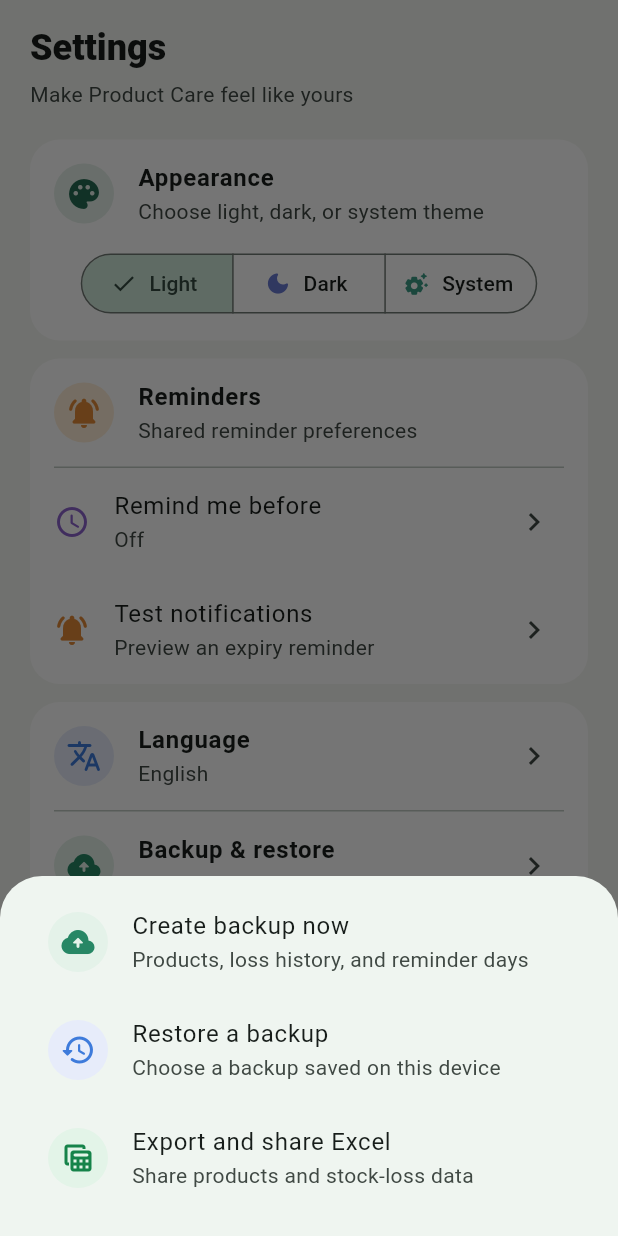
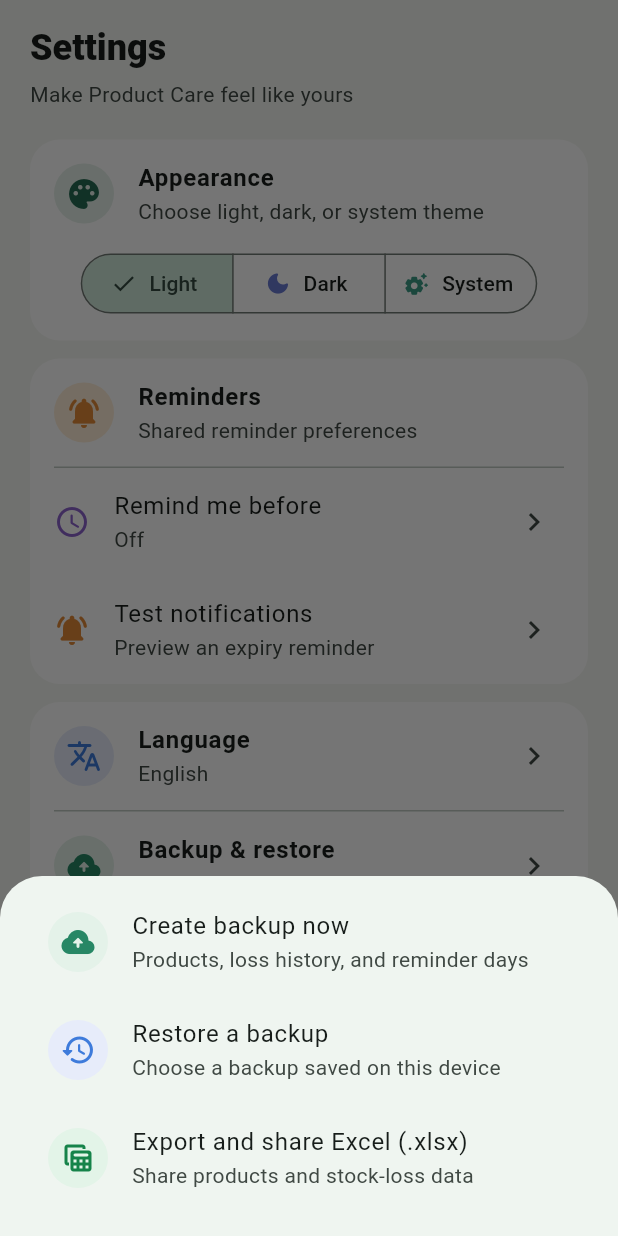
Before and after one commit to virajk-softhealer/Hackathon_26, a Flutter app: the SettingsPage widget shown alone on an empty page, opened directly with empty values, after a tap on "Backup & restore", on a phone screen of 412 x 824 dp. Run offline on Flutter 3.47's test engine with Material 3 defaults, Android fonts, the phone set to English and light mode, and no system bars; our stand-ins replace file_picker, flutter_local_notifications, flutter_timezone, share_plus, timezone; missing offline and left inert: excel, mobile_scanner.

Commit message:
[Update] - 12

```diff
--- a/product_care/lib/pages/multi_barcode_scanner_page.dart
+++ b/product_care/lib/pages/multi_barcode_scanner_page.dart
@@ -107,12 +107,12 @@ class _MultiBarcodeScannerPageState extends State<MultiBarcodeScannerPage> {
   }
 
   void _confirmAndReturn() {
-    Navigator.pop(context, _scannedMap.values.toList());
+    Navigator.pop(context, _scannedMap.values.toList().reversed.toList());
   }
 
   @override
   Widget build(BuildContext context) {
-    final scannedList = _scannedMap.values.toList();
+    final scannedList = _scannedMap.values.toList().reversed.toList();
     final totalCount =
         scannedList.fold<int>(0, (sum, item) => sum + item.quantity);
 
--- a/product_care/lib/pages/settings_page.dart
+++ b/product_care/lib/pages/settings_page.dart
@@ -15,6 +15,7 @@ class SettingsPage extends StatelessWidget {
     required this.onCreateBackup,
     required this.onRestoreBackup,
     required this.onExportExcel,
+    this.onExportCsv,
     super.key,
   });
 
@@ -28,6 +29,7 @@ class SettingsPage extends StatelessWidget {
   final VoidCallback onCreateBackup;
   final VoidCallback onRestoreBackup;
   final VoidCallback onExportExcel;
+  final VoidCallback? onExportCsv;
 
   @override
   Widget build(BuildContext context) => ListView(
@@ -314,7 +316,7 @@ class SettingsPage extends StatelessWidget {
                     color: Color(0xFF16834A),
                   ),
                 ),
-                title: Text(tr(sheetContext, 'Export and share Excel')),
+                title: Text(tr(sheetContext, 'Export and share Excel (.xlsx)')),
                 subtitle: Text(
                   tr(sheetContext, 'Share products and stock-loss data'),
                 ),
@@ -323,6 +325,27 @@ class SettingsPage extends StatelessWidget {
                   onExportExcel();
                 },
               ),
+              if (onExportCsv != null)
+                ListTile(
+                  leading: const CircleAvatar(
+                    backgroundColor: Color(0xFFFDEEE9),
+                    child: Icon(
+                      Icons.description_outlined,
+                      color: Color(0xFFD35400),
+                    ),
+                  ),
+                  title: Text(tr(sheetContext, 'Export and share CSV (.csv)')),
+                  subtitle: Text(
+                    tr(
+                      sheetContext,
+                      'Universal comma-separated file with clean dates',
+                    ),
+                  ),
+                  onTap: () {
+                    Navigator.pop(sheetContext);
+                    onExportCsv?.call();
+                  },
+                ),
             ],
           ),
         ),
--- a/product_care/lib/services/product_store.dart
+++ b/product_care/lib/services/product_store.dart
@@ -73,7 +73,7 @@ class ProductStore {
 
   int get draftCount => products.where((product) => product.isDraft).length;
 
-  void addProduct(Product product) => products.add(product);
+  void addProduct(Product product) => products.insert(0, product);
 
   bool updateProduct(Product product) {
     final index = products.indexWhere((entry) => entry.id == product.id);
```
Also changed, not shown: product_care/lib/pages/product_care_home.dart (+26 -1 lines), product_care/lib/services/data_export_service.dart (+78 -4 lines), product_care/lib/widgets/product_form_sheet.dart (+13 -4 lines), 1 other file.
